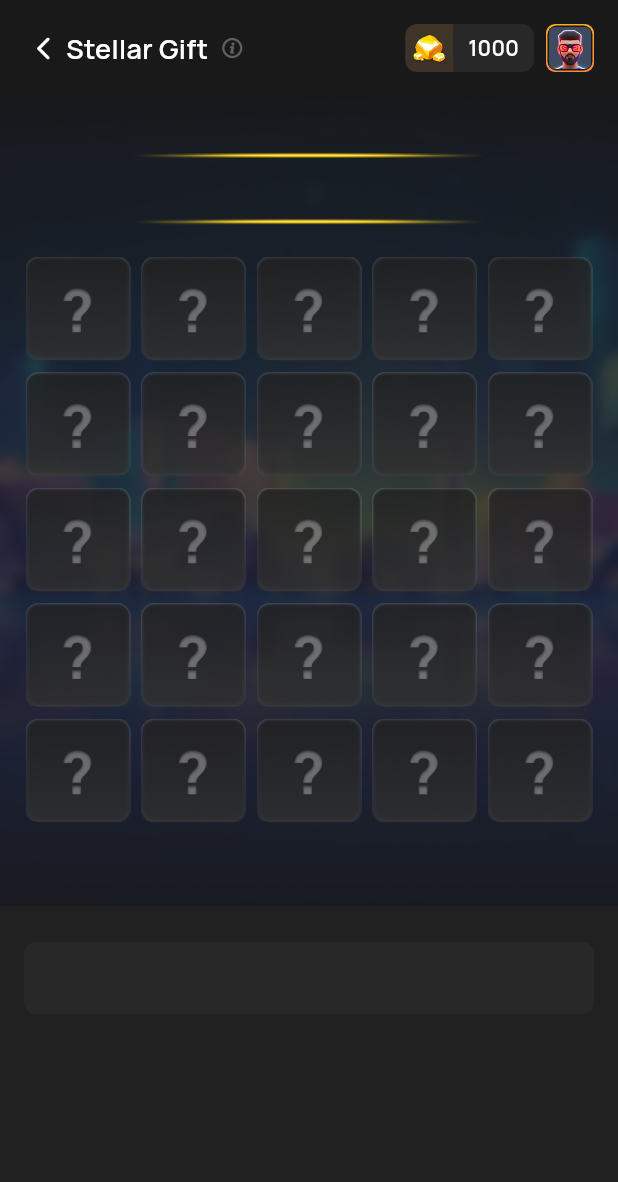
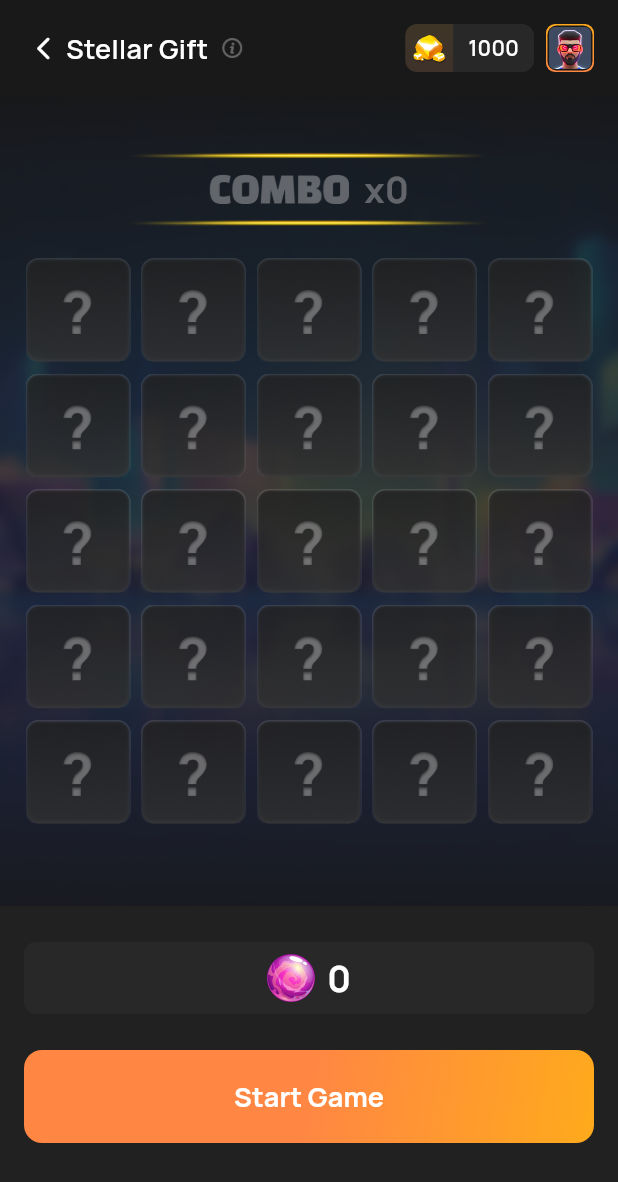
Before and after one commit to cctip/flutter_starry_luck, a Flutter app: the StellarGift screen opened by its route, on a phone screen of 412 x 824 dp. Shown: the top 1182 px of the screen. Run offline on Flutter 3.47's test engine with Material 3 defaults, Android fonts, the phone set to English and light mode, and no system bars; our stand-ins replace animate_do, get, shared_preferences; accounts and stored records are empty.

Commit message:
feat: update

```diff
--- a/lib/pages/games/stellar_gift.dart
+++ b/lib/pages/games/stellar_gift.dart
@@ -1,6 +1,10 @@
 // ignore_for_file: non_constant_identifier_names
 
+import 'dart:math';
+
+import 'package:animate_do/animate_do.dart';
 import 'package:flutter/material.dart';
+import 'package:flutter_starry_luck/widget/primary_btn.dart';
 import '/widget/detail_header.dart';
 
 class StellarGift extends StatefulWidget {
@@ -11,6 +15,36 @@ class StellarGift extends StatefulWidget {
 }
 
 class StellarGiftState extends State<StellarGift> {
+  bool _start = false;
+  final List _openedList = [];
+  final List _openedBalls = [];
+  int _comboCount = 0;
+  bool _openBlack = false;
+
+  // 开始游戏
+  _onStart() {
+    setState(() {
+      _start = true;
+    });
+  }
+
+  // 打开盲盒
+  _onOpen(index) {
+    if (!_start || _openedList.contains(index) || _openBlack) return;
+    setState(() {
+      _openedList.add(index);
+      int type = Random().nextInt(2);
+      if (type != 0) {
+        _comboCount++;
+      }
+      _openedBalls.add(type);
+      _openBlack = type == 0;
+    });
+  }
+
+  // 领取奖励
+  _onClaim() {}
+
   @override
   Widget build(BuildContext context) {
     return Material(
@@ -35,20 +69,53 @@ class StellarGiftState extends State<StellarGift> {
       decoration: BoxDecoration(
         image: DecorationImage(image: AssetImage('assets/images/game_stellar_gift/bg.png'), fit: BoxFit.cover)
       ),
-      child: Column(children: [
-        Image.asset('assets/images/game_stellar_gift/cambo_border.png', height: 59),
-        SizedBox(height: 16),
-        Wrap(
-          spacing: 7,
-          runSpacing: 7,
-          children: List.generate(25, (index) => Container(
-            width: 70,
-            height: 70,
-            child: Image.asset('assets/images/game_stellar_gift/blind_box.png'),
-          )),
-        )
-      ]),
+      child: Stack(
+        alignment: Alignment.center,
+        children: [
+          Column(children: [
+            Stack(
+              alignment: Alignment.center,
+              children: [
+                Positioned(child: Image.asset('assets/images/game_stellar_gift/cambo_border.png', height: 60)),
+                Row(
+                  mainAxisAlignment: MainAxisAlignment.center,
+                  children: [
+                    Image.asset('assets/images/game_stellar_gift/COMBO_${_comboCount == 0 ? 'gray' : _comboCount > 2 ? 'orange' : 'white'}.png', height: 20),
+                    SizedBox(width: 10),
+                    Text('x$_comboCount', style: TextStyle(color: Color.fromRGBO(255, 255, 255, _comboCount == 0 ? 0.32 : 1), fontSize: 24, fontWeight: FontWeight.w700))
+                  ],
+                )
+              ],
+            ),
+            SizedBox(height: 16),
+            Wrap(
+              spacing: 7,
+              runSpacing: 7,
+              children: List.generate(25, (index) => _openedList.contains(index) ? ballItem(index) : GestureDetector(
+                onTap: () => _onOpen(index),
+                child: Image.asset('assets/images/game_stellar_gift/blind_box.png', width: 70),
+              )),
+            ),
+          ]),
+          _openBlack ? Positioned(child: Image.asset('assets/images/game_stellar_gift/toast_opps.png')): Container()
+        ],
+      ),
     );
+  }
+  Widget ballItem(item) {
+    int index = _openedList.indexOf(item);
+    int type = _openedBalls[index];
+    return type == 1 ? BounceIn(child: Container(
+      width: 70,
+      height: 70,
+      padding: EdgeInsets.all(7),
+      child: Image.asset('assets/images/game_stellar_gift/ball_purple.png', width: 56),
+    )) : Pulse(child: Container(
+      width: 70,
+      height: 70,
+      padding: EdgeInsets.all(7),
+      child: Image.asset('assets/images/game_stellar_gift/ball_black.png', width: 56),
+    ));
   }
 
   Widget DataBox() {
@@ -58,10 +125,26 @@ class StellarGiftState extends State<StellarGift> {
       child: Column(children: [
         Container(
           height: 48,
+          margin: EdgeInsets.only(bottom: 24),
           decoration: BoxDecoration(
             color: Color(0xFF282828),
             borderRadius: BorderRadius.circular(8)
           ),
+          child: Row(
+            mainAxisAlignment: MainAxisAlignment.center,
+            children: [
+              Image.asset('assets/images/game_stellar_gift/ball_purple.png', width: 32),
+              SizedBox(width: 8),
+              Text('$_comboCount', style: TextStyle(color: Colors.white, fontSize: 24, fontWeight: FontWeight.w700))
+            ],
+          ),
+        ),
+        PrimaryBtn(
+          width: MediaQuery.of(context).size.width,
+          height: 62,
+          radius: 12,
+          text: _start ? 'Claim Reward' : 'Start Game',
+          func: _start ? _onClaim : _onStart
         )
       ])
     ));
```
Also changed, not shown: assets/images/game_stellar_gift/COMBO_gray.png (added), assets/images/game_stellar_gift/COMBO_orange.png (added), assets/images/game_stellar_gift/COMBO_white.png (added), assets/images/game_stellar_gift/ball_black.png (added), assets/images/game_stellar_gift/ball_purple.png (added), assets/images/game_stellar_gift/toast_opps.png (added).
